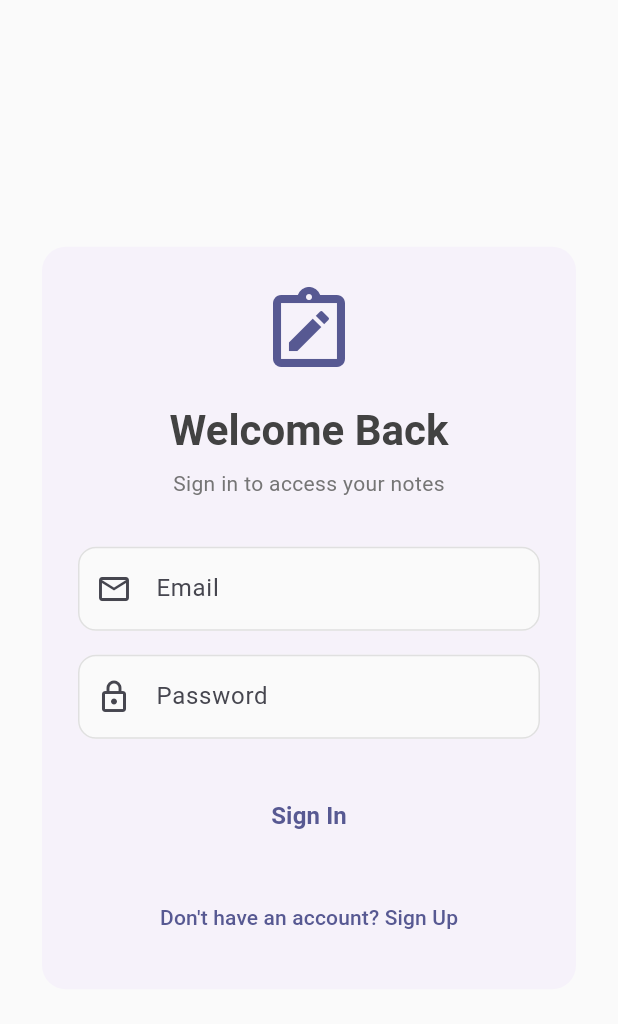
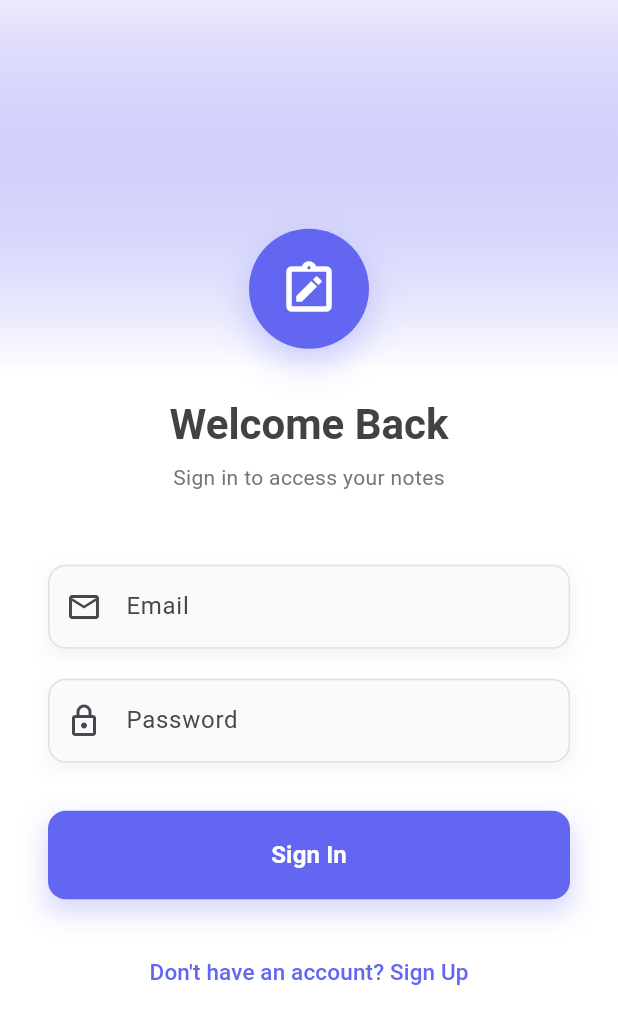
Before and after one commit to tuyishimejeandamour/flutter-notes-taking-app, a Flutter app: the screen it shows after launch, on a phone screen of 412 x 824 dp. Shown: the top 1024 px of the screen. Run offline on Flutter 3.47's test engine with Material 3 defaults, Android fonts, the phone set to English and light mode, and no system bars; our stand-ins replace cloud_firestore, equatable, firebase_auth, firebase_core, flutter_bloc; accounts and stored records are empty.

Commit message:
Refactor AuthScreen layout with improved UI elements and enhanced error message display

```diff
--- a/lib/screens/auth_screen.dart
+++ b/lib/screens/auth_screen.dart
@@ -44,18 +44,23 @@ class _AuthScreenState extends State<AuthScreen> {
   @override
   Widget build(BuildContext context) {
     return Scaffold(
-      backgroundColor: Colors.grey[50],
-      body: SafeArea(
+      body: Container(
+        decoration: BoxDecoration(
+          gradient: LinearGradient(
+            begin: Alignment.topCenter,
+            end: Alignment.bottomCenter,
+            colors: [
+              const Color(0xFF6366F1).withValues(alpha: 0.1),
+              Colors.white,
+              Colors.white,
+            ],
+            stops: const [0.0, 0.3, 1.0],
+          ),
+        ),
+        child: SafeArea(
           child: Center(
             child: SingleChildScrollView(
-            padding: const EdgeInsets.all(24.0),
-            child: Card(
-              elevation: 8,
-              shape: RoundedRectangleBorder(
-                borderRadius: BorderRadius.circular(16),
-              ),
-              child: Padding(
-                padding: const EdgeInsets.all(24.0),
+              padding: const EdgeInsets.symmetric(horizontal: 32.0, vertical: 24.0),
               child: BlocConsumer<AuthBloc, AuthState>(
                 listener: (context, state) {
                   if (state.errorMessage != null) {
@@ -68,9 +73,12 @@ class _AuthScreenState extends State<AuthScreen> {
                             Expanded(child: Text(state.errorMessage!)),
                           ],
                         ),
-                          backgroundColor: Colors.red,
+                        backgroundColor: const Color(0xFFEF4444),
                         behavior: SnackBarBehavior.floating,
                         duration: const Duration(seconds: 4),
+                        shape: RoundedRectangleBorder(
+                          borderRadius: BorderRadius.circular(12),
+                        ),
                       ),
                     );
                   }
@@ -82,12 +90,26 @@ class _AuthScreenState extends State<AuthScreen> {
                       mainAxisSize: MainAxisSize.min,
                       crossAxisAlignment: CrossAxisAlignment.stretch,
                       children: [
-                          Icon(
+                        Container(
+                          padding: const EdgeInsets.all(20),
+                          decoration: BoxDecoration(
+                            color: const Color(0xFF6366F1),
+                            shape: BoxShape.circle,
+                            boxShadow: [
+                              BoxShadow(
+                                color: const Color(0xFF6366F1).withValues(alpha: 0.3),
+                                blurRadius: 20,
+                                offset: const Offset(0, 10),
+                              ),
+                            ],
+                          ),
+                          child: const Icon(
                             Icons.note_alt_outlined,
-                            size: 64,
-                            color: Theme.of(context).primaryColor,
+                            size: 40,
+                            color: Colors.white,
                           ),
-                          const SizedBox(height: 16),
+                        ),
+                        const SizedBox(height: 32),
                         Text(
                           _isSignUp ? 'Create Account' : 'Welcome Back',
                           style: Theme.of(context).textTheme.headlineMedium?.copyWith(
@@ -106,16 +128,23 @@ class _AuthScreenState extends State<AuthScreen> {
                               ),
                           textAlign: TextAlign.center,
                         ),
-                          const SizedBox(height: 32),
-                          TextFormField(
+                        const SizedBox(height: 48),
+                        Container(
+                          decoration: BoxDecoration(
+                            boxShadow: [
+                              BoxShadow(
+                                color: Colors.black.withValues(alpha: 0.05),
+                                blurRadius: 10,
+                                offset: const Offset(0, 4),
+                              ),
+                            ],
+                          ),
+                          child: TextFormField(
                             controller: _emailController,
                             keyboardType: TextInputType.emailAddress,
-                            decoration: InputDecoration(
+                            decoration: const InputDecoration(
                               labelText: 'Email',
-                              prefixIcon: const Icon(Icons.email_outlined),
-                              border: OutlineInputBorder(
-                                borderRadius: BorderRadius.circular(12),
-                              ),
+                              prefixIcon: Icon(Icons.email_outlined),
                             ),
                             validator: (value) {
                               if (value == null || value.isEmpty) {
@@ -128,16 +157,24 @@ class _AuthScreenState extends State<AuthScreen> {
                               return null;
                             },
                           ),
-                          const SizedBox(height: 16),
-                          TextFormField(
+                        ),
+                        const SizedBox(height: 20),
+                        Container(
+                          decoration: BoxDecoration(
+                            boxShadow: [
+                              BoxShadow(
+                                color: Colors.black.withValues(alpha: 0.05),
+                                blurRadius: 10,
+                                offset: const Offset(0, 4),
+                              ),
+                            ],
+                          ),
+                          child: TextFormField(
                             controller: _passwordController,
                             obscureText: true,
-                            decoration: InputDecoration(
+                            decoration: const InputDecoration(
                               labelText: 'Password',
-                              prefixIcon: const Icon(Icons.lock_outlined),
-                              border: OutlineInputBorder(
-                                borderRadius: BorderRadius.circular(12),
-                              ),
+                              prefixIcon: Icon(Icons.lock_outlined),
                             ),
                             validator: (value) {
                               if (value == null || value.isEmpty) {
@@ -155,11 +192,25 @@ class _AuthScreenState extends State<AuthScreen> {
                               return null;
                             },
                           ),
-                          const SizedBox(height: 24),
-                          ElevatedButton(
+                        ),
+                        const SizedBox(height: 32),
+                        Container(
+                          decoration: BoxDecoration(
+                            boxShadow: [
+                              BoxShadow(
+                                color: const Color(0xFF6366F1).withValues(alpha: 0.3),
+                                blurRadius: 15,
+                                offset: const Offset(0, 8),
+                              ),
+                            ],
+                          ),
+                          child: ElevatedButton(
                             onPressed: state.isLoading ? null : _submitForm,
                             style: ElevatedButton.styleFrom(
-                              padding: const EdgeInsets.symmetric(vertical: 16),
+                              padding: const EdgeInsets.symmetric(vertical: 18),
+                              backgroundColor: const Color(0xFF6366F1),
+                              foregroundColor: Colors.white,
+                              disabledBackgroundColor: Colors.grey[300],
                               shape: RoundedRectangleBorder(
                                 borderRadius: BorderRadius.circular(12),
                               ),
@@ -181,7 +232,8 @@ class _AuthScreenState extends State<AuthScreen> {
                                     ),
                                   ),
                           ),
-                          const SizedBox(height: 16),
+                        ),
+                        const SizedBox(height: 24),
                         TextButton(
                           onPressed: state.isLoading
                               ? null
@@ -197,9 +249,10 @@ class _AuthScreenState extends State<AuthScreen> {
                             _isSignUp
                                 ? 'Already have an account? Sign In'
                                 : 'Don\'t have an account? Sign Up',
-                              style: TextStyle(
-                                color: Theme.of(context).primaryColor,
+                            style: const TextStyle(
+                              color: Color(0xFF6366F1),
                               fontWeight: FontWeight.w500,
+                              fontSize: 15,
                             ),
                           ),
                         ),
@@ -212,7 +265,6 @@ class _AuthScreenState extends State<AuthScreen> {
           ),
         ),
       ),
-      ),
     );
   }
 }
```
Lines whose indentation alone changed are shown as unchanged.
